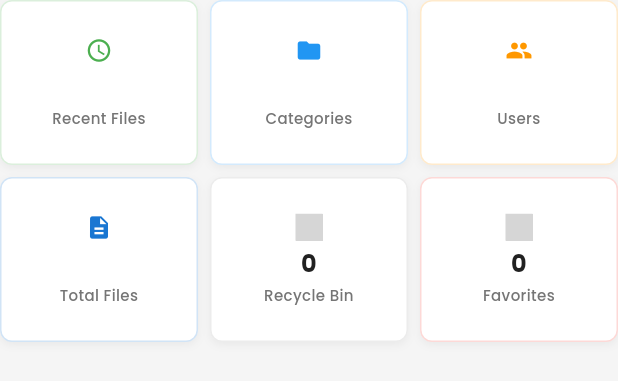
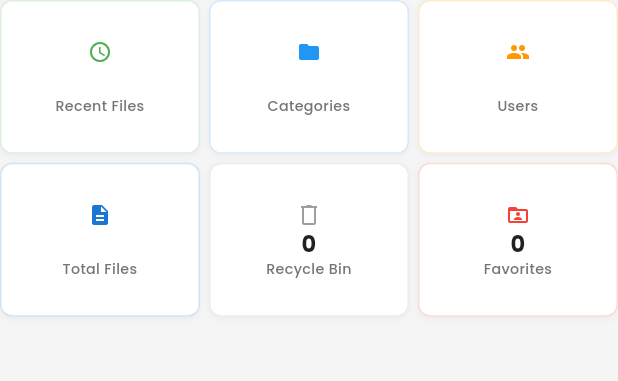
Before and after one commit to rahmathanifpurnama/management-document-app, a Flutter app: the ResponsiveStatsGrid widget shown alone on an empty page, opened directly with empty values, on a phone screen of 412 x 824 dp. Shown: the top 381 px of the screen. Run offline on Flutter 3.47's test engine with Material 3 defaults, Android fonts, the phone set to English and light mode, and no system bars; our stand-ins replace audioplayers, cached_network_image, cloud_firestore, cloud_functions, connectivity_plus, dio and 19 more; missing offline and left inert: external_path, file_selector, firebase_app_check, flutter_pdfview, googleapis; accounts and stored records are empty; network calls fail; grey boxes are pictures that could not be loaded.

Commit message:
add icon

```diff
--- a/lib/widgets/statistics/responsive_stats_grid.dart
+++ b/lib/widgets/statistics/responsive_stats_grid.dart
@@ -3,7 +3,14 @@ import 'package:flutter_svg/flutter_svg.dart';
 import 'package:google_fonts/google_fonts.dart';
 import '../../core/constants/app_colors.dart';
 
-/// Responsive stats grid widget with individual clickable stat widgets
+/// Responsive stats grid widget with optimized compact design
+///
+/// Features:
+/// - Mobile (< 400px): 2 components per row
+/// - Tablet (400-900px): 3-4 components per row
+/// - Desktop (> 900px): Maximum 5 components per row
+/// - Compact sizing with maintained readability
+/// - SVG icon support for recycle bin and favorites
 class ResponsiveStatsGrid extends StatelessWidget {
   final Map<String, dynamic> statsData;
   final Function(String)? onStatTap;
@@ -20,31 +27,32 @@ class ResponsiveStatsGrid extends StatelessWidget {
   Widget build(BuildContext context) {
     final screenWidth = MediaQuery.of(context).size.width;
 
-    // Determine grid layout based on screen size with improved responsive design
+    // Optimized responsive layout with refined breakpoints
     int crossAxisCount;
     double childAspectRatio;
     double spacing;
 
     if (screenWidth < 400) {
-      // Small screens (mobile): 2 widgets per row
+      // Mobile screens: 2 components per row
       crossAxisCount = 2;
-      childAspectRatio = 1.3;
+      childAspectRatio =
+          1.4; // Slightly taller for better readability on small screens
+      spacing = 4.0; // Reduced spacing for more compact design
+    } else if (screenWidth < 600) {
+      // Large mobile/small tablet: 3 components per row
+      crossAxisCount = 3;
+      childAspectRatio = 1.3; // Optimized aspect ratio
       spacing = 6.0;
-    } else if (screenWidth < 600) {
-      // Medium screens (large mobile/small tablet): 3 widgets per row
-      crossAxisCount = 3;
-      childAspectRatio = 1.2;
+    } else if (screenWidth < 900) {
+      // Tablet screens: 4 components per row
+      crossAxisCount = 4;
+      childAspectRatio = 1.2; // Balanced aspect ratio for tablets
       spacing = 8.0;
-    } else if (screenWidth < 900) {
-      // Large screens (tablet): 4 widgets per row
-      crossAxisCount = 4;
-      childAspectRatio = 1.1;
+    } else {
+      // Desktop screens: Maximum 5 components per row
+      crossAxisCount = 5;
+      childAspectRatio = 1.1; // Compact but readable on large screens
       spacing = 10.0;
-    } else {
-      // Extra large screens (desktop): 5 widgets per row (maximum)
-      crossAxisCount = 5;
-      childAspectRatio = 1.0;
-      spacing = 12.0;
     }
 
     final statWidgets = _buildStatWidgets();
@@ -165,23 +173,25 @@ class StatWidget extends StatelessWidget {
     final isMediumScreen = screenWidth < 600;
     final isLargeScreen = screenWidth < 900;
 
-    // Responsive sizing - made smaller overall
+    // Optimized compact sizing while maintaining readability
     final padding = EdgeInsets.all(
       isSmallScreen
-          ? 6.0
-          : (isMediumScreen ? 8.0 : (isLargeScreen ? 10.0 : 12.0)),
+          ? 4.0 // More compact on mobile
+          : (isMediumScreen ? 6.0 : (isLargeScreen ? 8.0 : 10.0)),
     );
     final borderRadius = isSmallScreen ? 6.0 : 8.0;
-    final spacing = isSmallScreen ? 3.0 : (isMediumScreen ? 4.0 : 6.0);
+    final spacing = isSmallScreen
+        ? 2.0
+        : (isMediumScreen ? 3.0 : 4.0); // Reduced spacing
     final valueFontSize = isSmallScreen
-        ? 14.0
+        ? 13.0 // Slightly smaller but still readable
+        : (isMediumScreen ? 15.0 : (isLargeScreen ? 17.0 : 19.0));
+    final titleFontSize = isSmallScreen
+        ? 8.5 // Compact title size
+        : (isMediumScreen ? 9.5 : (isLargeScreen ? 10.5 : 11.5));
+    final iconSize = isSmallScreen
+        ? 14.0 // Smaller icons for compact design
         : (isMediumScreen ? 16.0 : (isLargeScreen ? 18.0 : 20.0));
-    final titleFontSize = isSmallScreen
-        ? 9.0
-        : (isMediumScreen ? 10.0 : (isLargeScreen ? 11.0 : 12.0));
-    final iconSize = isSmallScreen
-        ? 16.0
-        : (isMediumScreen ? 18.0 : (isLargeScreen ? 20.0 : 22.0));
 
     Widget content = Container(
       padding: padding,
@@ -191,16 +201,17 @@ class StatWidget extends StatelessWidget {
         border: Border.all(color: color.withValues(alpha: 0.2), width: 1),
         boxShadow: [
           BoxShadow(
-            color: Colors.black.withValues(alpha: 0.05),
-            blurRadius: 4,
-            offset: const Offset(0, 2),
+            color: Colors.black.withValues(alpha: 0.04), // Subtle shadow
+            blurRadius: 3, // Reduced blur for compact design
+            offset: const Offset(0, 1), // Smaller offset
           ),
         ],
       ),
       child: Column(
         mainAxisAlignment: MainAxisAlignment.center,
+        mainAxisSize: MainAxisSize.min, // Minimize vertical space
         children: [
-          // Icon
+          // Icon with optimized sizing
           if (iconAsset != null)
             SvgPicture.asset(
               iconAsset!,
@@ -213,14 +224,14 @@ class StatWidget extends StatelessWidget {
 
           SizedBox(height: spacing),
 
-          // Value
+          // Value with optimized loading state
           if (isLoading)
             Container(
-              width: 30,
-              height: valueFontSize,
+              width: isSmallScreen ? 24 : 30, // Responsive loading width
+              height: valueFontSize * 0.8, // Proportional to font size
               decoration: BoxDecoration(
                 color: Colors.grey.withValues(alpha: 0.3),
-                borderRadius: BorderRadius.circular(4),
+                borderRadius: BorderRadius.circular(3),
               ),
             )
           else
@@ -230,19 +241,22 @@ class StatWidget extends StatelessWidget {
                 fontSize: valueFontSize,
                 fontWeight: FontWeight.w700,
                 color: AppColors.textPrimary,
+                height: 1.1, // Tighter line height
               ),
               textAlign: TextAlign.center,
             ),
 
-          SizedBox(height: spacing / 2),
-
-          // Title
+          SizedBox(
+            height: spacing * 0.7,
+          ), // Reduced spacing between value and title
+          // Title with optimized spacing
           Text(
             title,
             style: GoogleFonts.poppins(
               fontSize: titleFontSize,
               fontWeight: FontWeight.w500,
               color: AppColors.textSecondary,
+              height: 1.2, // Optimized line height
             ),
             textAlign: TextAlign.center,
             maxLines: 2,
```
Also changed, not shown: pubspec.yaml (+10 -2 lines), 4 other files.
